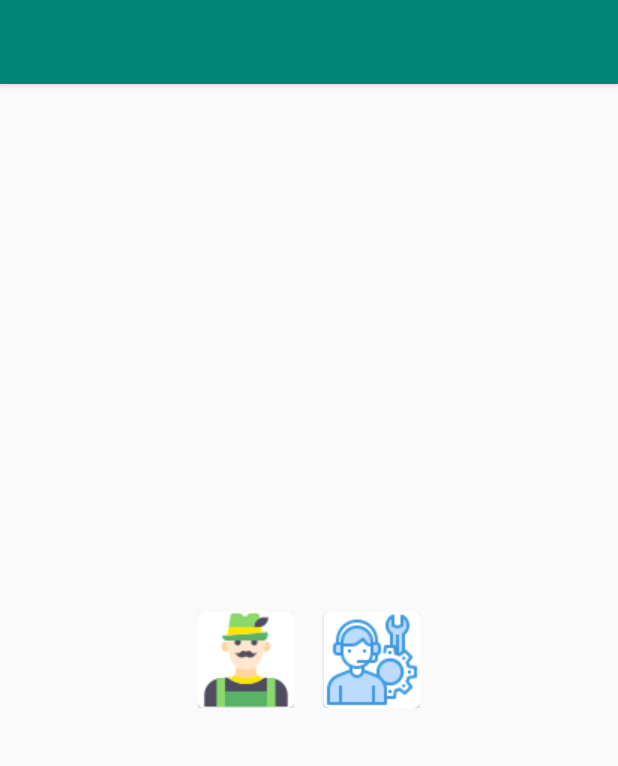
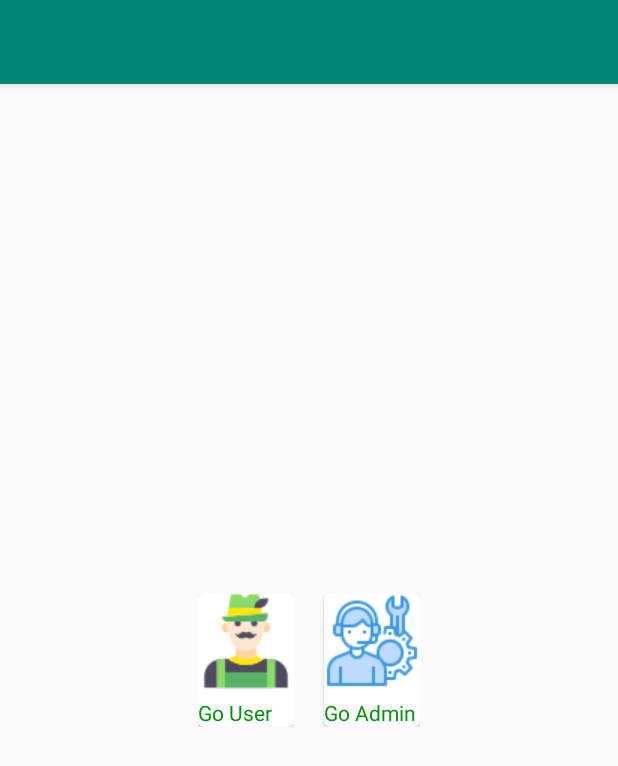
Before and after one commit to Nahin-CDR/Attendance-Checker, an Android app: the screen it shows after launch (MainActivity), on a phone screen of 412 x 824 dp. Shown: the top 766 px of the screen. Run offline under Robolectric (Android 15) with nearby library versions, the phone set to English and light mode, and no system bars.

Commit message:
bug fixed -01

```diff
--- a/app/src/main/java/com/nahin/attendancechecker/MainActivity.java
+++ b/app/src/main/java/com/nahin/attendancechecker/MainActivity.java
@@ -1,16 +1,19 @@
 package com.nahin.attendancechecker;
 
 import androidx.appcompat.app.AppCompatActivity;
+import androidx.cardview.widget.CardView;
 
 import android.content.Intent;
 import android.os.Bundle;
 import android.view.View;
 import android.widget.ImageView;
+import android.widget.TextView;
 
 public class MainActivity extends AppCompatActivity {
 
 
-    ImageView user,admin;
+    TextView user,admin;
+    CardView cv1,cv2;
 
     @Override
     protected void onCreate(Bundle savedInstanceState) {
@@ -18,14 +21,14 @@ public class MainActivity extends AppCompatActivity {
         setContentView( R.layout.activity_main );
 
 
-        admin = (ImageView)findViewById( R.id.adminID);
+     //   admin = (ImageView)findViewById( R.id.adminID);
 
         userArea();
 
     }
 
     private void userArea() {
-        user = (ImageView)findViewById( R.id.userID);
+       user = findViewById( R.id.userID);
         user.setOnClickListener( new View.OnClickListener() {
             @Override
             public void onClick(View v) {
--- a/app/src/main/res/layout/activity_main.xml
+++ b/app/src/main/res/layout/activity_main.xml
@@ -18,22 +18,32 @@
         <LinearLayout
             android:layout_width="wrap_content"
             android:layout_height="wrap_content"
+            android:orientation="vertical"
             android:layout_weight="1">
 
             <androidx.cardview.widget.CardView
                 xmlns:card_view="http://schemas.android.com/apk/res-auto"
-                android:id="@+id/userID"
+                android:id="@+id/userID1"
                 android:layout_gravity="center"
                 android:layout_width="wrap_content"
                 android:layout_height="wrap_content"
                 card_view:cardCornerRadius="4dp"
+                android:clickable="true"
                 >
 
                 <TextView
-                    android:id="@+id/info_text1"
+                    android:id="@+id/userID"
+                    android:clickable="true"
                     android:background="@drawable/user"
                     android:layout_width="match_parent"
                     android:layout_height="match_parent"/>
+                <TextView
+                    android:layout_marginTop="70dp"
+                    android:layout_width="wrap_content"
+                    android:layout_height="wrap_content"
+                    android:text="Go User"
+                    android:textColor="@color/myColor"
+                    />
             </androidx.cardview.widget.CardView>
 
         </LinearLayout>
@@ -61,6 +71,13 @@
             android:background="@drawable/admin"
             android:layout_width="match_parent"
             android:layout_height="match_parent" />
+        <TextView
+            android:layout_marginTop="70dp"
+            android:layout_width="wrap_content"
+            android:layout_height="wrap_content"
+            android:text="Go Admin"
+            android:textColor="@color/myColor"
+            />
     </androidx.cardview.widget.CardView>
 
 </LinearLayout>
--- a/app/src/main/res/values/colors.xml
+++ b/app/src/main/res/values/colors.xml
@@ -3,4 +3,5 @@
     <color name="colorPrimary">#008577</color>
     <color name="colorPrimaryDark">#00574B</color>
     <color name="colorAccent">#D81B60</color>
+    <color name="myColor">#07910E</color>
 </resources>
```
